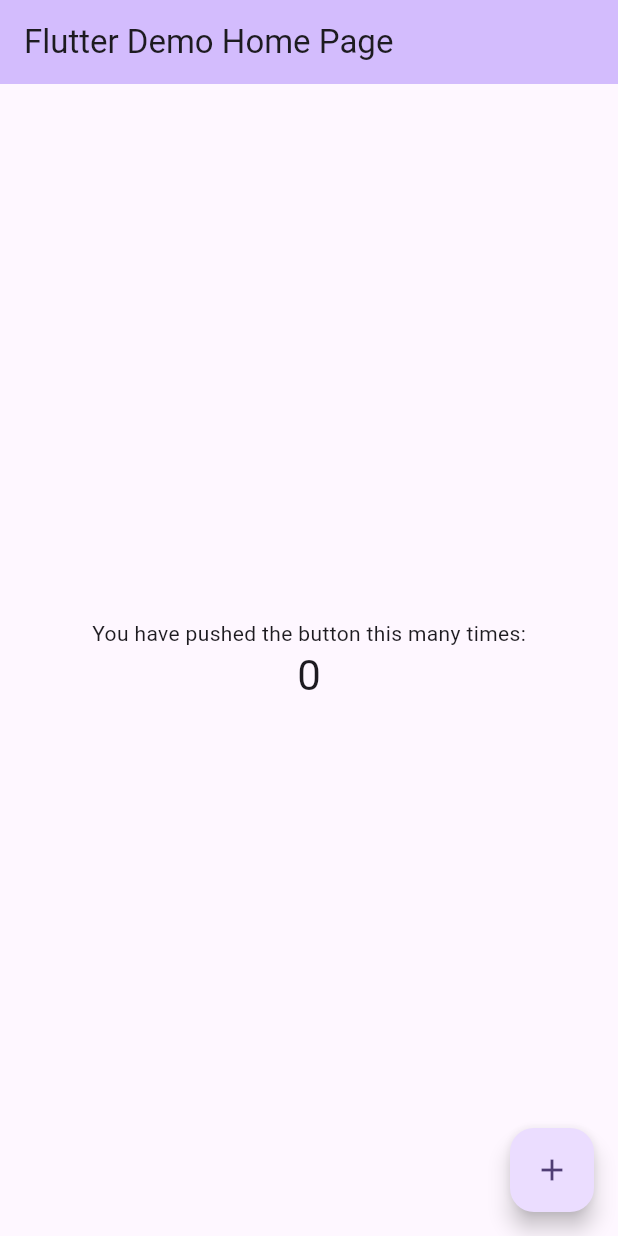
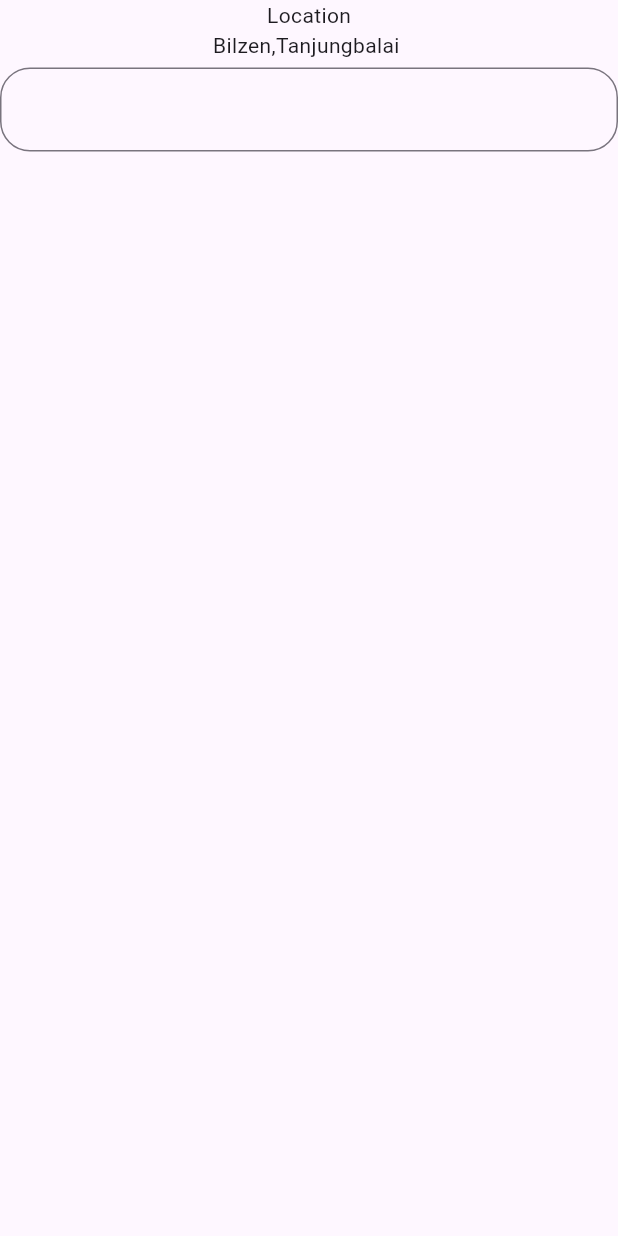
Before and after one commit to Ghada-Mohamed-Khalaf/Coffee_Shop, a Flutter app: the screen it shows after launch, on a phone screen of 412 x 824 dp. Run offline on Flutter 3.47's test engine with Material 3 defaults, Android fonts, the phone set to English and light mode, and no system bars.

Commit message:
create home view

```diff
--- /dev/null
+++ b/lib/features/presentation/views/home_view.dart
@@ -0,0 +1,33 @@
+import 'package:flutter/material.dart';
+
+class HomeView extends StatelessWidget {
+  const HomeView({super.key});
+
+  @override
+  Widget build(BuildContext context) {
+    return Scaffold(
+      body: SafeArea(
+        child:Column(
+          children: [
+            Text("Location"),
+            Text("Bilzen,Tanjungbalai "),SizedBox(
+              height: 5,
+            ),
+            TextFormField(decoration: InputDecoration(
+              border: OutlineInputBorder(
+                borderRadius: BorderRadius.circular(20),
+              ),
+            ),
+
+            ),
+
+          ],
+
+        ),
+      ),
+
+
+
+    );
+  }
+}
--- a/lib/main.dart
+++ b/lib/main.dart
@@ -1,3 +1,4 @@
+import 'package:coffee_shop/features/presentation/views/home_view.dart';
 import 'package:flutter/material.dart';
 
 void main() {
@@ -11,115 +12,8 @@ class MyApp extends StatelessWidget {
   @override
   Widget build(BuildContext context) {
     return MaterialApp(
-      title: 'Flutter Demo',
-      theme: ThemeData(
-        // This is the theme of your application.
-        //
-        // TRY THIS: Try running your application with "flutter run". You'll see
-        // the application has a purple toolbar. Then, without quitting the app,
-        // try changing the seedColor in the colorScheme below to Colors.green
-        // and then invoke "hot reload" (save your changes or press the "hot
-        // reload" button in a Flutter-supported IDE, or press "r" if you used
-        // the command line to start the app).
-        //
-        // Notice that the counter didn't reset back to zero; the application
-        // state is not lost during the reload. To reset the state, use hot
-        // restart instead.
-        //
-        // This works for code too, not just values: Most code changes can be
-        // tested with just a hot reload.
-        colorScheme: ColorScheme.fromSeed(seedColor: Colors.deepPurple),
-        useMaterial3: true,
-      ),
-      home: const MyHomePage(title: 'Flutter Demo Home Page'),
+      debugShowCheckedModeBanner: false,
+      home: HomeView(),
     );
   }
 }
-
-class MyHomePage extends StatefulWidget {
-  const MyHomePage({super.key, required this.title});
-
-  // This widget is the home page of your application. It is stateful, meaning
-  // that it has a State object (defined below) that contains fields that affect
-  // how it looks.
-
-  // This class is the configuration for the state. It holds the values (in this
-  // case the title) provided by the parent (in this case the App widget) and
-  // used by the build method of the State. Fields in a Widget subclass are
-  // always marked "final".
-
-  final String title;
-
-  @override
-  State<MyHomePage> createState() => _MyHomePageState();
-}
-
-class _MyHomePageState extends State<MyHomePage> {
-  int _counter = 0;
-
-  void _incrementCounter() {
-    setState(() {
-      // This call to setState tells the Flutter framework that something has
-      // changed in this State, which causes it to rerun the build method below
-      // so that the display can reflect the updated values. If we changed
-      // _counter without calling setState(), then the build method would not be
-      // called again, and so nothing would appear to happen.
-      _counter++;
-    });
-  }
-
-  @override
-  Widget build(BuildContext context) {
-    // This method is rerun every time setState is called, for instance as done
-    // by the _incrementCounter method above.
-    //
-    // The Flutter framework has been optimized to make rerunning build methods
-    // fast, so that you can just rebuild anything that needs updating rather
-    // than having to individually change instances of widgets.
-    return Scaffold(
-      appBar: AppBar(
-        // TRY THIS: Try changing the color here to a specific color (to
-        // Colors.amber, perhaps?) and trigger a hot reload to see the AppBar
-        // change color while the other colors stay the same.
-        backgroundColor: Theme.of(context).colorScheme.inversePrimary,
-        // Here we take the value from the MyHomePage object that was created by
-        // the App.build method, and use it to set our appbar title.
-        title: Text(widget.title),
-      ),
-      body: Center(
-        // Center is a layout widget. It takes a single child and positions it
-        // in the middle of the parent.
-        child: Column(
-          // Column is also a layout widget. It takes a list of children and
-          // arranges them vertically. By default, it sizes itself to fit its
-          // children horizontally, and tries to be as tall as its parent.
-          //
-          // Column has various properties to control how it sizes itself and
-          // how it positions its children. Here we use mainAxisAlignment to
-          // center the children vertically; the main axis here is the vertical
-          // axis because Columns are vertical (the cross axis would be
-          // horizontal).
-          //
-          // TRY THIS: Invoke "debug painting" (choose the "Toggle Debug Paint"
-          // action in the IDE, or press "p" in the console), to see the
-          // wireframe for each widget.
-          mainAxisAlignment: MainAxisAlignment.center,
-          children: <Widget>[
-            const Text(
-              'You have pushed the button this many times:',
-            ),
-            Text(
-              '$_counter',
-              style: Theme.of(context).textTheme.headlineMedium,
-            ),
-          ],
-        ),
-      ),
-      floatingActionButton: FloatingActionButton(
-        onPressed: _incrementCounter,
-        tooltip: 'Increment',
-        child: const Icon(Icons.add),
-      ), // This trailing comma makes auto-formatting nicer for build methods.
-    );
-  }
-}
```
